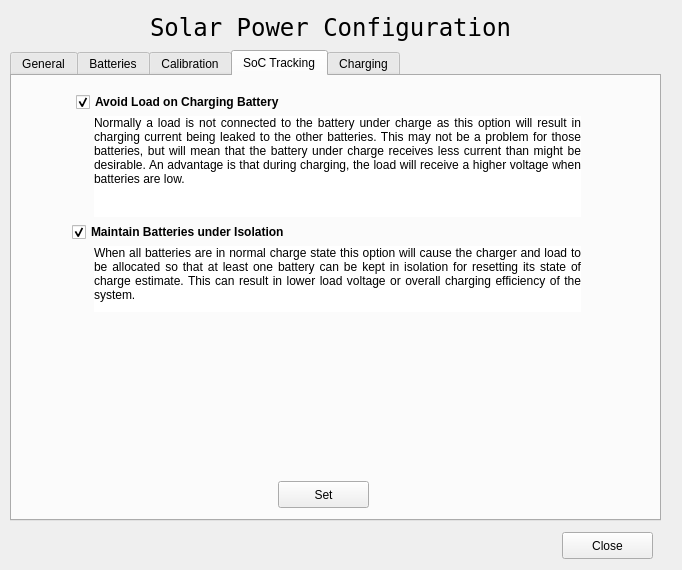
This is gui/power-management-configure.ui in dmsherazi/Battery-Management-System as Qt 5 draws it before an edit. The edited form follows.
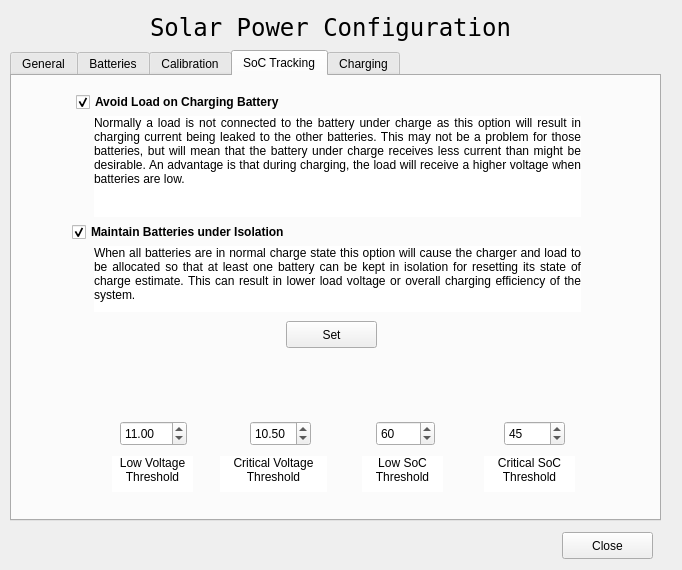
This is the edited form. The open tabs and pages were chosen to show the change.

```diff
--- a/gui/power-management-configure.ui
+++ b/gui/power-management-configure.ui
@@ -1071,8 +1071,8 @@
     <widget class="QPushButton" name="setTrackOptionButton">
      <property name="geometry">
       <rect>
-       <x>266</x>
-       <y>405</y>
+       <x>274</x>
+       <y>245</y>
        <width>91</width>
        <height>27</height>
       </rect>
@@ -1081,6 +1081,176 @@
       <string>Set</string>
      </property>
     </widget>
+    <widget class="QDoubleSpinBox" name="lowVoltageDoubleSpinBox">
+     <property name="geometry">
+      <rect>
+       <x>108</x>
+       <y>345</y>
+       <width>67</width>
+       <height>25</height>
+      </rect>
+     </property>
+     <property name="minimum">
+      <double>10.000000000000000</double>
+     </property>
+     <property name="maximum">
+      <double>16.000000000000000</double>
+     </property>
+     <property name="singleStep">
+      <double>0.100000000000000</double>
+     </property>
+     <property name="value">
+      <double>11.000000000000000</double>
+     </property>
+    </widget>
+    <widget class="QDoubleSpinBox" name="criticalVoltageDoubleSpinBox">
+     <property name="geometry">
+      <rect>
+       <x>238</x>
+       <y>345</y>
+       <width>61</width>
+       <height>25</height>
+      </rect>
+     </property>
+     <property name="minimum">
+      <double>10.000000000000000</double>
+     </property>
+     <property name="maximum">
+      <double>16.000000000000000</double>
+     </property>
+     <property name="singleStep">
+      <double>0.100000000000000</double>
+     </property>
+     <property name="value">
+      <double>10.500000000000000</double>
+     </property>
+    </widget>
+    <widget class="QSpinBox" name="lowSoCSpinBox">
+     <property name="geometry">
+      <rect>
+       <x>364</x>
+       <y>345</y>
+       <width>59</width>
+       <height>25</height>
+      </rect>
+     </property>
+     <property name="value">
+      <number>60</number>
+     </property>
+    </widget>
+    <widget class="QSpinBox" name="criticalSoCSpinBox">
+     <property name="geometry">
+      <rect>
+       <x>492</x>
+       <y>345</y>
+       <width>61</width>
+       <height>25</height>
+      </rect>
+     </property>
+     <property name="value">
+      <number>45</number>
+     </property>
+    </widget>
+    <widget class="QLabel" name="lowVoltageText">
+     <property name="geometry">
+      <rect>
+       <x>100</x>
+       <y>380</y>
+       <width>81</width>
+       <height>36</height>
+      </rect>
+     </property>
+     <property name="toolTip">
+      <string>Voltage below which battery is considered low</string>
+     </property>
+     <property name="styleSheet">
+      <string notr="true">background-color: rgb(255, 255, 255);</string>
+     </property>
+     <property name="text">
+      <string>Low Voltage Threshold</string>
+     </property>
+     <property name="alignment">
+      <set>Qt::AlignHCenter|Qt::AlignTop</set>
+     </property>
+     <property name="wordWrap">
+      <bool>true</bool>
+     </property>
+    </widget>
+    <widget class="QLabel" name="criticalVoltageText">
+     <property name="geometry">
+      <rect>
+       <x>208</x>
+       <y>380</y>
+       <width>107</width>
+       <height>36</height>
+      </rect>
+     </property>
+     <property name="toolTip">
+      <string>Voltage below which battery is considered critical</string>
+     </property>
+     <property name="styleSheet">
+      <string notr="true">background-color: rgb(255, 255, 255);</string>
+     </property>
+     <property name="text">
+      <string>Critical Voltage Threshold</string>
+     </property>
+     <property name="alignment">
+      <set>Qt::AlignHCenter|Qt::AlignTop</set>
+     </property>
+     <property name="wordWrap">
+      <bool>true</bool>
+     </property>
+    </widget>
+    <widget class="QLabel" name="lowSoCText">
+     <property name="geometry">
+      <rect>
+       <x>350</x>
+       <y>380</y>
+       <width>81</width>
+       <height>36</height>
+      </rect>
+     </property>
+     <property name="toolTip">
+      <string>State of Charge below which battery is considered low</string>
+     </property>
+     <property name="styleSheet">
+      <string notr="true">background-color: rgb(255, 255, 255);</string>
+     </property>
+     <property name="text">
+      <string>Low SoC Threshold</string>
+     </property>
+     <property name="alignment">
+      <set>Qt::AlignHCenter|Qt::AlignTop</set>
+     </property>
+     <property name="wordWrap">
+      <bool>true</bool>
+     </property>
+    </widget>
+    <widget class="QLabel" name="criticalSoCText">
+     <property name="geometry">
+      <rect>
+       <x>472</x>
+       <y>380</y>
+       <width>91</width>
+       <height>36</height>
+      </rect>
+     </property>
+     <property name="toolTip">
+      <string>State of Charge below which battery is considered critical</string>
+     </property>
+     <property name="styleSheet">
+      <string notr="true">background-color: rgb(255, 255, 255);</string>
+     </property>
+     <property name="text">
+      <string>Critical SoC Threshold</string>
+     </property>
+     <property name="alignment">
+      <set>Qt::AlignHCenter|Qt::AlignTop</set>
+     </property>
+     <property name="wordWrap">
+      <bool>true</bool>
+     </property>
+    </widget>
    </widget>
    <widget class="QWidget" name="chargingTab">
     <property name="toolTip">
```
Left out of the diff: 105 changed lines with no effect on the pictures.
